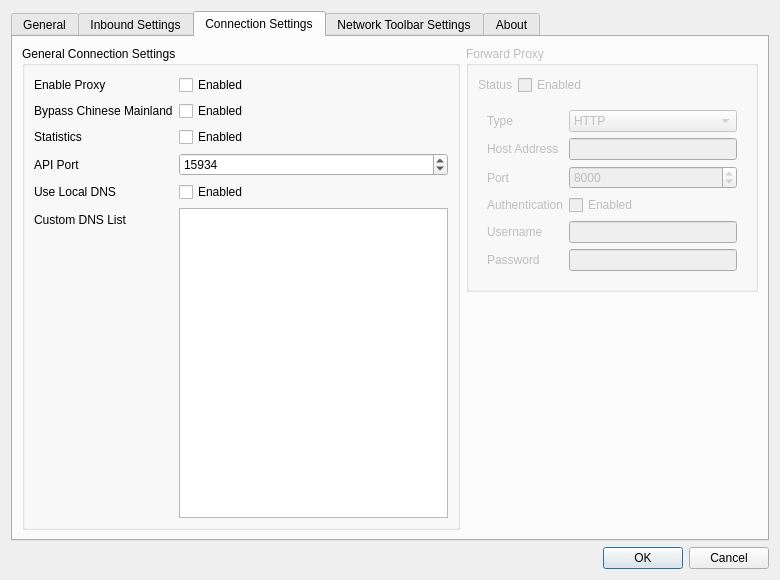
Old version of the form src/ui/w_PreferencesWindow.ui in the repository darsvador/qvssr.
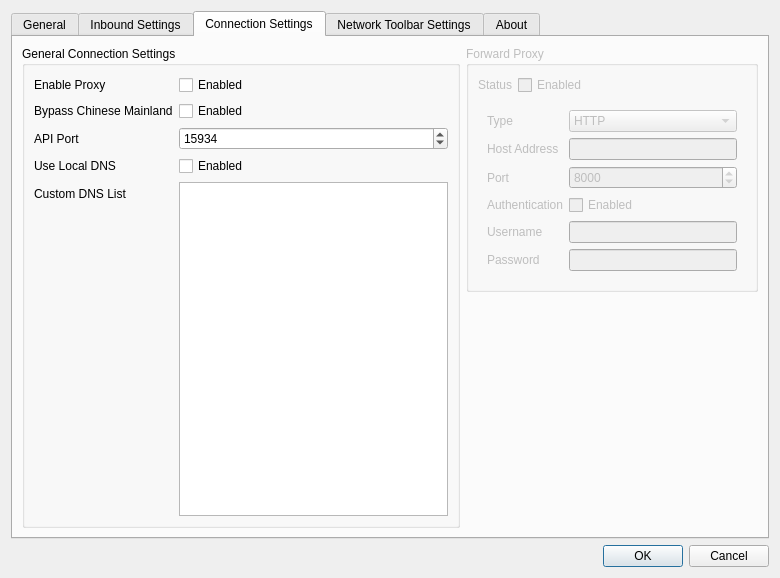
New version of the form. The open tabs and pages were chosen to show the change. Icons and pictures are not drawn.

```diff
--- a/src/ui/w_PreferencesWindow.ui
+++ b/src/ui/w_PreferencesWindow.ui
@@ -10,7 +10,7 @@
     <x>0</x>
     <y>0</y>
     <width>780</width>
-    <height>580</height>
+    <height>578</height>
    </rect>
   </property>
   <property name="minimumSize">
@@ -836,27 +836,13 @@
            </widget>
           </item>
           <item row="2" column="0">
-           <widget class="QLabel" name="label_5">
-            <property name="text">
-             <string>Statistics</string>
-            </property>
-           </widget>
-          </item>
-          <item row="2" column="1">
-           <widget class="QCheckBox" name="statsCheckbox">
-            <property name="text">
-             <string>Enabled</string>
-            </property>
-           </widget>
-          </item>
-          <item row="3" column="0">
            <widget class="QLabel" name="label_8">
             <property name="text">
              <string>API Port</string>
             </property>
            </widget>
           </item>
-          <item row="3" column="1">
+          <item row="2" column="1">
            <widget class="QSpinBox" name="statsPortBox">
             <property name="minimumSize">
              <size>
@@ -875,28 +861,28 @@
             </property>
            </widget>
           </item>
-          <item row="4" column="0">
+          <item row="3" column="0">
            <widget class="QLabel" name="label_18">
             <property name="text">
              <string>Use Local DNS</string>
             </property>
            </widget>
           </item>
-          <item row="4" column="1">
+          <item row="3" column="1">
            <widget class="QCheckBox" name="localDNSCb">
             <property name="text">
              <string>Enabled</string>
             </property>
            </widget>
           </item>
-          <item row="5" column="0">
+          <item row="4" column="0">
            <widget class="QLabel" name="label_21">
             <property name="text">
              <string>Custom DNS List</string>
             </property>
            </widget>
           </item>
-          <item row="5" column="1">
+          <item row="4" column="1">
            <widget class="QPlainTextEdit" name="DNSListTxt"/>
           </item>
          </layout>
```
